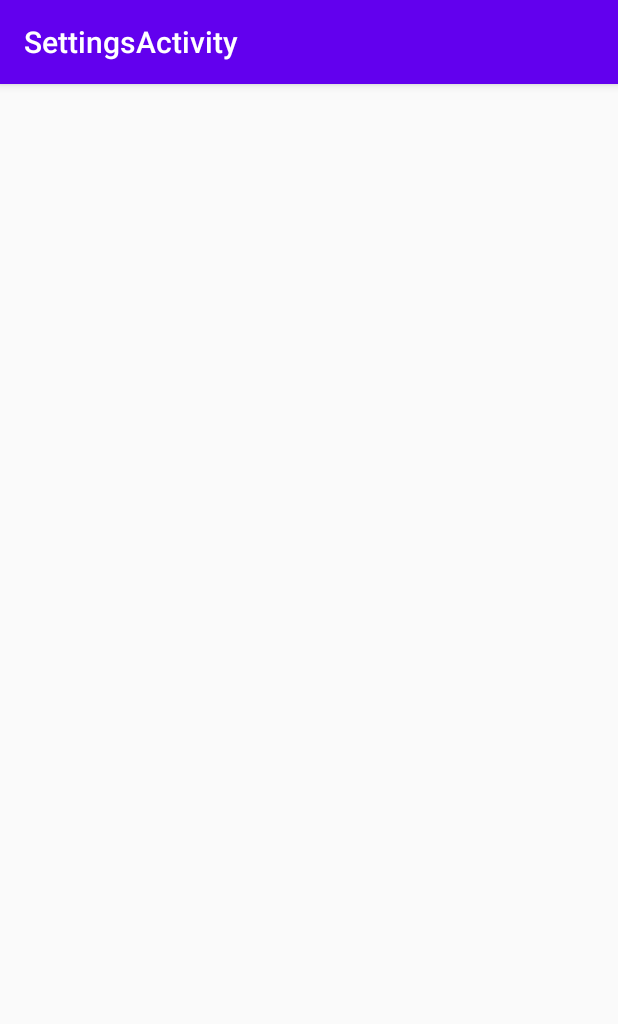
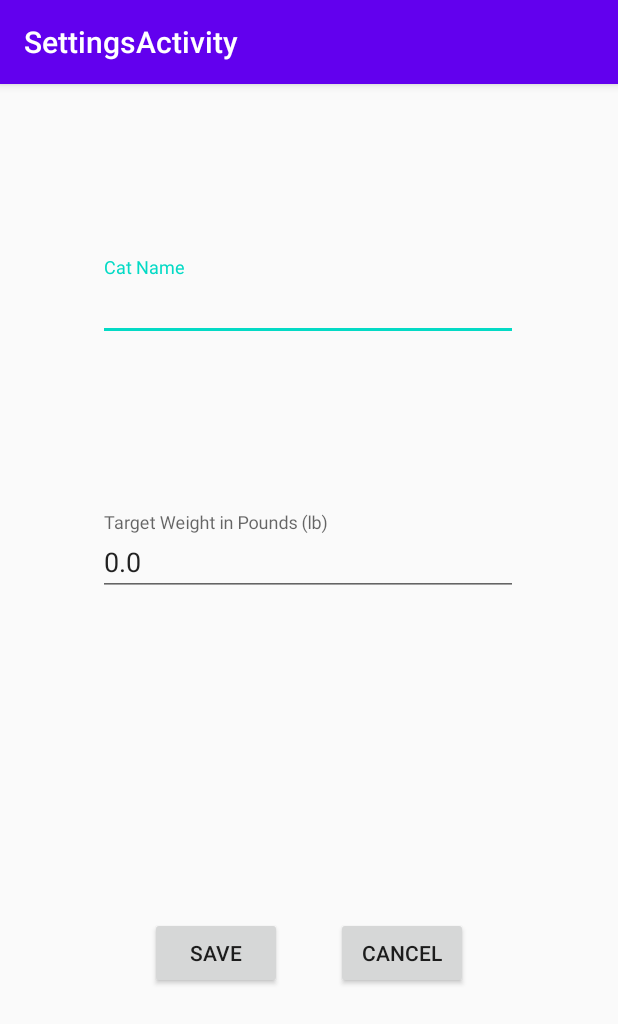
Before and after one commit to bmwettle/TheHealthyCatApp, an Android app: the screen it shows after launch (SettingsActivity), after a tap on "SETTINGS", on a phone screen of 412 x 824 dp. Shown: the top 1024 px of the screen. Run offline under Robolectric (Android 15) with nearby library versions, the phone set to English and light mode, and no system bars.

Commit message:
Added SettingsActivity edit functionality to let users modify cat name and target weight.

```diff
--- a/app/src/main/java/wsu/group18/thehealthycat/Cat.java
+++ b/app/src/main/java/wsu/group18/thehealthycat/Cat.java
@@ -46,9 +46,7 @@ public class Cat implements Serializable {
         return CurrentWeightLBS;
     }
 
-    public void setCurrentWeightLBS(double currentWeightLBS) {
-        CurrentWeightLBS = currentWeightLBS;
-    }
+    public void setCurrentWeightLBS(double currentWeightLBS) { CurrentWeightLBS = currentWeightLBS; }
 
     public List getHistoricalWeightData() {
         return HistoricalWeightData;
--- a/app/src/main/java/wsu/group18/thehealthycat/CatInfo.java
+++ b/app/src/main/java/wsu/group18/thehealthycat/CatInfo.java
@@ -28,10 +28,6 @@ public class CatInfo extends AppCompatActivity {
         cCurrentWeight = findViewById(R.id.CurrentWeightVal);
         cTargetWeight = findViewById(R.id.TargetWeightVal);
 
-        String a = getIntent().getStringExtra("CAT_NAME");
-        String b =  String.valueOf(getIntent().getDoubleExtra("CAT_TARGET_WEIGHT", 0.0));
-        String c = String.valueOf(getIntent().getDoubleExtra("CAT_CURRENT_WEIGHT", 0.0));
-
         cName.setText(getIntent().getStringExtra("CAT_NAME"));
         cTargetWeight.setText(String.valueOf(getIntent().getDoubleExtra("CAT_TARGET_WEIGHT", 0.0)));
         cCurrentWeight.setText(String.valueOf(getIntent().getDoubleExtra("CAT_CURRENT_WEIGHT", 0.0)));
--- a/app/src/main/java/wsu/group18/thehealthycat/MainActivity.java
+++ b/app/src/main/java/wsu/group18/thehealthycat/MainActivity.java
@@ -20,8 +20,6 @@ public class MainActivity extends AppCompatActivity {
 
     public Cat cat;
 
-    public String ChartButton = "Chart";
-
     @Override
     protected void onCreate(Bundle savedInstanceState) {
         super.onCreate(savedInstanceState);
@@ -32,12 +30,20 @@ public class MainActivity extends AppCompatActivity {
 
         cat = new Cat();
 
+        //The following code executes if returning from the settings activity with saved changes.
+        String settingsName = getIntent().getStringExtra("CAT_NAME");
+        double settingsTargetWeight = getIntent().getDoubleExtra("CAT_TARGET_WEIGHT", 0.0);
+        if(settingsName != null){
+            cat.setName(settingsName);
+        }
+        if(settingsTargetWeight != 0.0){
+            cat.setTargetWeightLBS(settingsTargetWeight);
+        }
+
         if (!hasStarted) {
             showStartupDialog();
         }
 
-
-       // initializeCatClass();
     }
 
     public void OpenChartActivity(View v){
@@ -59,14 +65,6 @@ public class MainActivity extends AppCompatActivity {
         intent.putExtra("CAT_TARGET_WEIGHT", cat.TargetWeightLBS);
         intent.putExtra("CAT_CURRENT_WEIGHT", cat.CurrentWeightLBS);
         startActivity(intent);
-    }
-
-    private void initializeCatClass(){
-        // TO-DO: This is where we will communicate between the cat feeder and the app to get all the necessary cat info.
-
-        //The following is hard coded values for test purposes:
-        List l = new ArrayList<>();
-        cat = new Cat("Fred", 7.0, 10.0, l);
     }
 
     private void showStartupDialog() {
--- a/app/src/main/java/wsu/group18/thehealthycat/SettingsActivity.java
+++ b/app/src/main/java/wsu/group18/thehealthycat/SettingsActivity.java
@@ -1,16 +1,24 @@
 package wsu.group18.thehealthycat;
 
+import android.content.Intent;
 import android.os.Bundle;
 
 import com.google.android.material.floatingactionbutton.FloatingActionButton;
 import com.google.android.material.snackbar.Snackbar;
+import com.google.android.material.textfield.TextInputEditText;
 
 import androidx.appcompat.app.AppCompatActivity;
 import androidx.appcompat.widget.Toolbar;
 
 import android.view.View;
+import android.widget.Button;
+import android.widget.TextView;
 
 public class SettingsActivity extends AppCompatActivity {
+
+    TextInputEditText cName;
+    TextInputEditText cTargetWeight;
+    Button SaveButton;
 
     @Override
     protected void onCreate(Bundle savedInstanceState) {
@@ -18,5 +26,48 @@ public class SettingsActivity extends AppCompatActivity {
         setContentView(R.layout.activity_settings);
         Toolbar toolbar = findViewById(R.id.toolbar);
         setSupportActionBar(toolbar);
+
+        cName = findViewById(R.id.NameEditText);
+        cTargetWeight = findViewById(R.id.TargetWeightEditText);
+
+        SaveButton = findViewById(R.id.SettingsSaveButton);
+        SaveButton.setFocusableInTouchMode(false);
+
+        String name = getIntent().getStringExtra("CAT_NAME");
+        String targetWeight = String.valueOf(getIntent().getDoubleExtra("CAT_TARGET_WEIGHT", 0.0));
+
+        if(!name.isEmpty()){
+            cName.setText(name);
+        }
+        if(!targetWeight.isEmpty()){
+            cTargetWeight.setText(targetWeight);
+        }
+    }
+
+    /*public void CanSave(){
+        String name = getIntent().getStringExtra("CAT_NAME");
+        String targetWeight = String.valueOf(getIntent().getDoubleExtra("CAT_TARGET_WEIGHT", 0.0));
+
+        if(cName.toString().isEmpty() || cTargetWeight.toString().isEmpty()){
+            SaveButton.setClickable(false);
+        }
+        else if(cName.toString() != name || cTargetWeight.toString() != targetWeight){
+            SaveButton.setClickable(true);
+        }
+        else{
+            SaveButton.setClickable(false);
+        }
+    }*/
+
+    public void OnCancel(View v){
+        Intent intent = new Intent(this, MainActivity.class);
+        startActivity(intent);
+    }
+
+    public void OnSave(View v){
+        Intent intent = new Intent(this, MainActivity.class);
+        intent.putExtra("CAT_NAME", cName.getText().toString());
+        intent.putExtra("CAT_TARGET_WEIGHT", Double.parseDouble(cTargetWeight.getText().toString()));
+        startActivity(intent);
     }
 }
--- a/app/src/main/res/layout/activity_settings.xml
+++ b/app/src/main/res/layout/activity_settings.xml
@@ -22,4 +22,6 @@
 
     <include layout="@layout/content_settings" />
 
+
+
 </androidx.coordinatorlayout.widget.CoordinatorLayout>
--- a/app/src/main/res/layout/content_settings.xml
+++ b/app/src/main/res/layout/content_settings.xml
@@ -1,6 +1,70 @@
 <?xml version="1.0" encoding="utf-8"?>
 <androidx.constraintlayout.widget.ConstraintLayout xmlns:android="http://schemas.android.com/apk/res/android"
     xmlns:app="http://schemas.android.com/apk/res-auto"
+    xmlns:tools="http://schemas.android.com/tools"
     android:layout_width="match_parent"
     android:layout_height="match_parent"
-    app:layout_behavior="@string/appbar_scrolling_view_behavior"></androidx.constraintlayout.widget.ConstraintLayout>
+    app:layout_behavior="@string/appbar_scrolling_view_behavior">
+
+
+    <com.google.android.material.textfield.TextInputLayout
+        android:id="@+id/NameLayout"
+        android:layout_width="280dp"
+        android:layout_height="70dp"
+        android:layout_marginStart="65dp"
+        android:layout_marginLeft="65dp"
+        android:layout_marginTop="115dp"
+        app:layout_constraintStart_toStartOf="parent"
+        app:layout_constraintTop_toTopOf="parent">
+
+        <com.google.android.material.textfield.TextInputEditText
+            android:id="@+id/NameEditText"
+            android:layout_width="match_parent"
+            android:layout_height="wrap_content"
+            android:hint="@string/cat_name2" />
+    </com.google.android.material.textfield.TextInputLayout>
+
+    <com.google.android.material.textfield.TextInputLayout
+        android:id="@+id/TargetWeightLayout"
+        android:layout_width="280dp"
+        android:layout_height="70dp"
+        android:layout_marginStart="65dp"
+        android:layout_marginLeft="65dp"
+        android:layout_marginTop="100dp"
+        app:layout_constraintStart_toStartOf="parent"
+        app:layout_constraintTop_toBottomOf="@+id/NameLayout">
+
+        <com.google.android.material.textfield.TextInputEditText
+            android:id="@+id/TargetWeightEditText"
+            android:layout_width="match_parent"
+            android:layout_height="wrap_content"
+            android:hint="@string/target_weight2"
+            android:inputType="number" />
+    </com.google.android.material.textfield.TextInputLayout>
+
+    <Button
+        android:id="@+id/SettingsSaveButton"
+        android:layout_width="wrap_content"
+        android:layout_height="wrap_content"
+        android:layout_marginStart="100dp"
+        android:layout_marginLeft="100dp"
+        android:layout_marginTop="200dp"
+        android:clickable="false"
+        android:onClick="OnSave"
+        android:text="@string/SaveButton"
+        app:layout_constraintStart_toStartOf="parent"
+        app:layout_constraintTop_toBottomOf="@+id/TargetWeightLayout" />
+
+    <Button
+        android:id="@+id/SettingsCancelButton"
+        android:layout_width="wrap_content"
+        android:layout_height="wrap_content"
+        android:layout_marginTop="200dp"
+        android:layout_marginEnd="100dp"
+        android:layout_marginRight="100dp"
+        android:onClick="OnCancel"
+        android:text="@string/CancelButton"
+        app:layout_constraintEnd_toEndOf="parent"
+        app:layout_constraintTop_toBottomOf="@+id/TargetWeightLayout" />
+
+</androidx.constraintlayout.widget.ConstraintLayout>
--- a/app/src/main/res/values/strings.xml
+++ b/app/src/main/res/values/strings.xml
@@ -15,6 +15,10 @@
     <string name="cat_info_button">Cat Info</string>
     <string name="title_activity_cat_info">CatInfo</string>
     <string name="cat_name">Cat Name:</string>
+    <string name="cat_name2">Cat Name</string>
     <string name="current_weight">Current Weight:</string>
     <string name="target_weight">Target Weight:</string>
+    <string name="target_weight2">Target Weight in Pounds (lb)</string>
+    <string name="SaveButton">Save</string>
+    <string name="CancelButton">Cancel</string>
 </resources>
```
